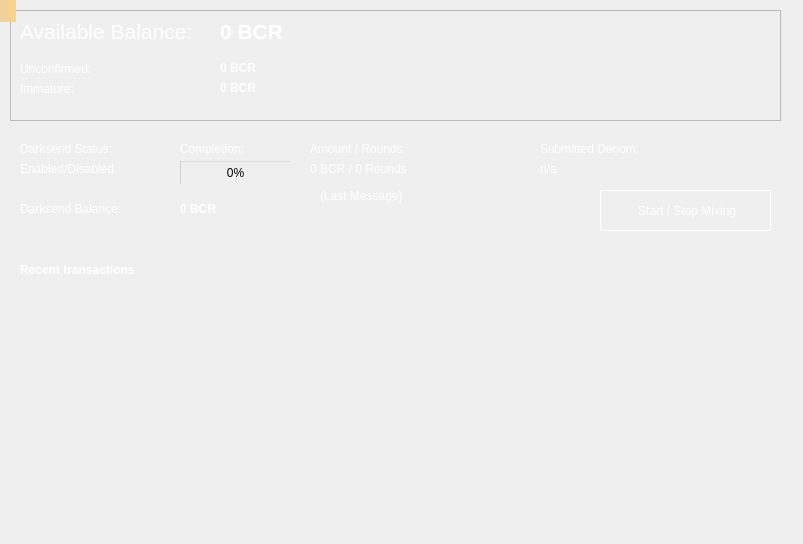
Before: the Qt Designer form src/qt/forms/overviewpage.ui in thelonecrouton/bitcredit, drawn with Qt 5.
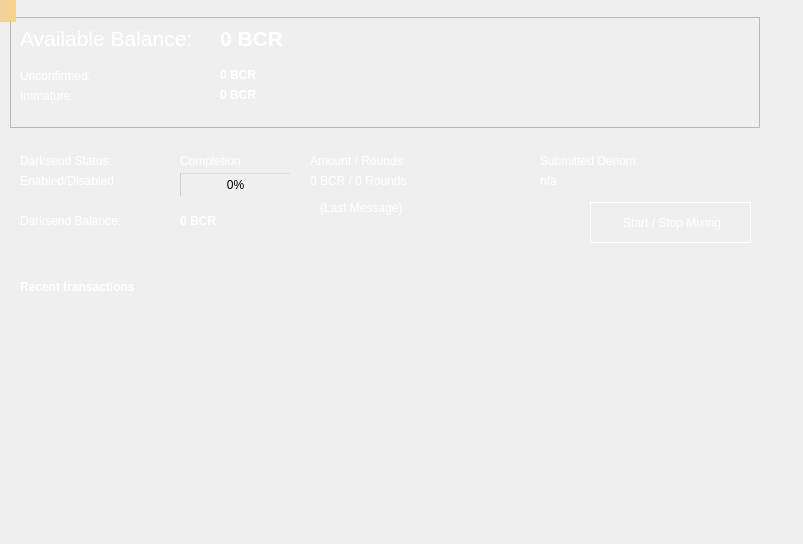
After: the same form once the commit is applied.

The edit to the form file:
```diff
--- a/src/qt/forms/overviewpage.ui
+++ b/src/qt/forms/overviewpage.ui
@@ -45,8 +45,8 @@
    <property name="geometry">
     <rect>
      <x>10</x>
-     <y>130</y>
-     <width>771</width>
+     <y>142</y>
+     <width>750</width>
      <height>111</height>
     </rect>
    </property>
@@ -96,9 +96,9 @@
    <widget class="QPushButton" name="toggleDarksend">
     <property name="geometry">
      <rect>
-      <x>590</x>
+      <x>580</x>
       <y>60</y>
-      <width>171</width>
+      <width>161</width>
       <height>41</height>
      </rect>
     </property>
@@ -319,8 +319,8 @@
    <property name="geometry">
     <rect>
      <x>10</x>
-     <y>10</y>
-     <width>771</width>
+     <y>17</y>
+     <width>750</width>
      <height>111</height>
     </rect>
    </property>
@@ -488,9 +488,9 @@
    <property name="geometry">
     <rect>
      <x>10</x>
-     <y>250</y>
-     <width>771</width>
-     <height>251</height>
+     <y>267</y>
+     <width>750</width>
+     <height>225</height>
     </rect>
    </property>
    <property name="styleSheet">
```
Left out of the diff: 2 changed lines with no effect on the pictures.
